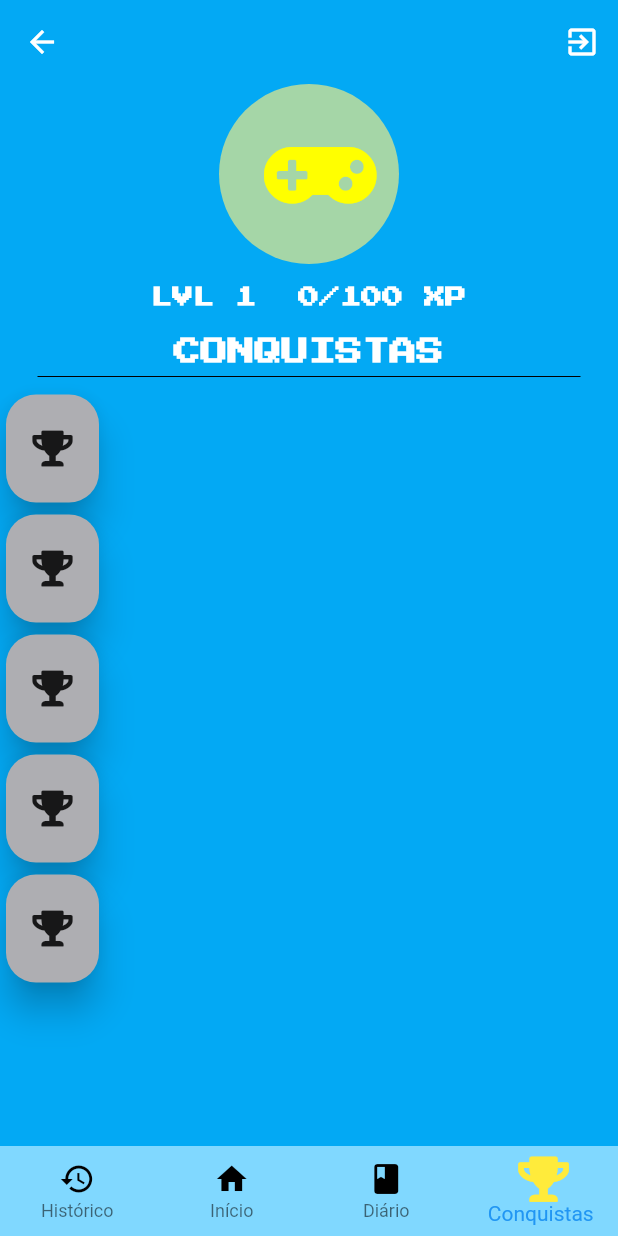
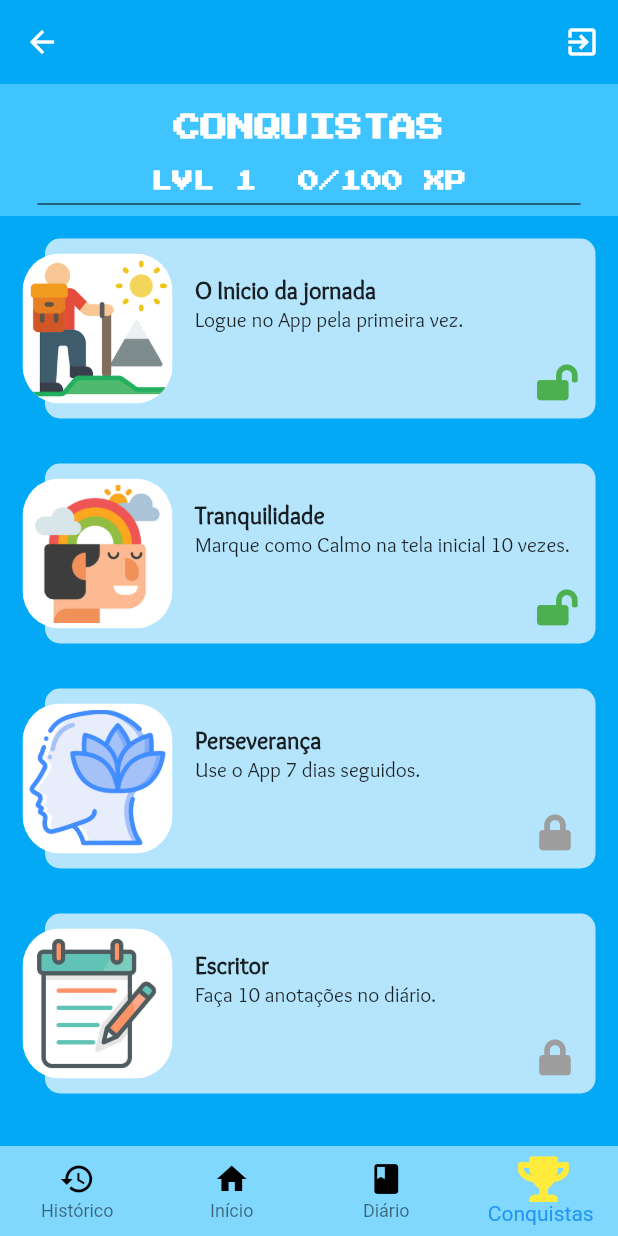
Before and after one commit to PauloRob8/AnxietyApp, a Flutter app: the HomePage screen opened directly, item 4 of the bottom bar chosen, on a phone screen of 412 x 824 dp. Run offline on Flutter 3.47's test engine with Material 2 defaults, Android fonts, the phone set to English and light mode, and no system bars; our stand-ins replace firebase_auth, firebase_core, flare_flutter, flutter_bloc, flutter_spinkit, font_awesome_flutter and 1 more; missing offline and left inert: hasura_connect; accounts and stored records are empty; Roboto replaces fonts that are missing (Ubuntu).

Commit message:
Add achievements page

```diff
--- /dev/null
+++ b/lib/models/achievement_model.dart
@@ -0,0 +1,15 @@
+class AchievementModel {
+  String title;
+  String description;
+  bool unlocked;
+  String date;
+  String imagePath;
+
+  AchievementModel({
+    required this.title,
+    required this.description,
+    required this.unlocked,
+    required this.date,
+    required this.imagePath,
+  });
+}
--- a/lib/pages/achievements/achievements_page.dart
+++ b/lib/pages/achievements/achievements_page.dart
@@ -1,3 +1,4 @@
+import 'package:anxiety_app/models/achievement_model.dart';
 import 'package:flutter/material.dart';
 import 'package:font_awesome_flutter/font_awesome_flutter.dart';
 
@@ -9,6 +10,37 @@ class AchievementsPage extends StatefulWidget {
 }
 
 class _AchievementsState extends State<AchievementsPage> {
+  final list = [
+    AchievementModel(
+      title: 'O Inicio da jornada',
+      description: 'Logue no App pela primeira vez.',
+      unlocked: true,
+      date: '',
+      imagePath: 'assets/images/adventureIcon02.png',
+    ),
+    AchievementModel(
+      title: 'Tranquilidade',
+      description: 'Marque como Calmo na tela inicial 10 vezes.',
+      unlocked: true,
+      date: '',
+      imagePath: 'assets/images/relief_icon.jpeg',
+    ),
+    AchievementModel(
+      title: 'Perseverança',
+      description: 'Use o App 7 dias seguidos.',
+      unlocked: false,
+      date: '',
+      imagePath: 'assets/images/calmIcon.png',
+    ),
+    AchievementModel(
+      title: 'Escritor',
+      description: 'Faça 10 anotações no diário.',
+      unlocked: false,
+      date: '',
+      imagePath: 'assets/images/notepad_icon.png',
+    ),
+  ];
+
   @override
   void initState() {
     super.initState();
@@ -17,28 +49,22 @@ class _AchievementsState extends State<AchievementsPage> {
   }
 
   @override
-  void didChangeDependencies() {
-    super.didChangeDependencies();
-
-    //
-  }
-
-  @override
   Widget build(BuildContext context) => SafeArea(
         child: Column(
-          mainAxisSize: MainAxisSize.max,
           crossAxisAlignment: CrossAxisAlignment.stretch,
           children: [
-            _trophyIcon(),
-            Text(
-              'LVL 1  0/100 XP',
-              textAlign: TextAlign.center,
-              style: TextStyle(
-                fontWeight: FontWeight.bold,
-                fontFamily: 'PressStart2P',
-                color: Colors.white,
-              ),
+            _makeHeader(),
+            Expanded(
+              child: _makeAchievementsList(),
             ),
+          ],
+        ),
+      );
+
+  Widget _makeHeader() => Container(
+        color: Colors.lightBlueAccent,
+        child: Column(
+          children: [
             const SizedBox(height: 20.0),
             Text(
               'CONQUISTAS',
@@ -50,56 +76,133 @@ class _AchievementsState extends State<AchievementsPage> {
                 fontFamily: 'PressStart2P',
               ),
             ),
+            const SizedBox(height: 20.0),
+            Text(
+              'LVL 1  0/100 XP',
+              textAlign: TextAlign.center,
+              style: TextStyle(
+                fontWeight: FontWeight.bold,
+                fontFamily: 'PressStart2P',
+                color: Colors.white,
+              ),
+            ),
             Divider(
               indent: 25.0,
               endIndent: 25.0,
               color: Colors.black,
             ),
-            Expanded(
-              child: _makeAchievementsList(),
-            ),
           ],
         ),
       );
 
-  Widget _trophyIcon() => Padding(
-        padding: const EdgeInsets.only(bottom: 15.0),
+  Widget _makeAchievementsList() => ListView.builder(
+        itemBuilder: (context, index) => _makeAchievementCard(
+          list[index],
+        ),
+        itemCount: list.length,
+      );
+
+  Widget _makeAchievementCard(
+    AchievementModel achievementModel,
+  ) =>
+      Stack(
+        alignment: AlignmentDirectional.centerStart,
+        children: [
+          Padding(
+            padding: const EdgeInsets.only(
+              left: 30.0,
+              right: 15.0,
+              bottom: 15.0,
+              top: 15.0,
+            ),
+            child: Row(
+              children: [
+                Expanded(
+                  child: Container(
+                    decoration: BoxDecoration(
+                      color: Colors.white70,
+                      borderRadius: BorderRadius.circular(
+                        10.0,
+                      ),
+                    ),
+                    height: 120.0,
+                    child: Padding(
+                      padding: const EdgeInsets.only(
+                        top: 25.0,
+                        left: 100.0,
+                      ),
+                      child: Column(
+                        crossAxisAlignment: CrossAxisAlignment.stretch,
+                        children: [
+                          Text(
+                            achievementModel.title,
+                            textAlign: TextAlign.start,
+                            style: TextStyle(
+                              fontWeight: FontWeight.bold,
+                              fontSize: 16.0,
+                              fontFamily: 'Overlock',
+                            ),
+                          ),
+                          Expanded(
+                            child: Text(
+                              achievementModel.description,
+                              textAlign: TextAlign.start,
+                              style: TextStyle(
+                                fontSize: 14.0,
+                                fontFamily: 'Overlock',
+                              ),
+                            ),
+                          ),
+                          Align(
+                            alignment: Alignment.bottomRight,
+                            child: Padding(
+                              padding: const EdgeInsets.only(
+                                bottom: 12.0,
+                                right: 15.0,
+                              ),
+                              child: Icon(
+                                achievementModel.unlocked
+                                    ? FontAwesomeIcons.lockOpen
+                                    : FontAwesomeIcons.lock,
+                                color: achievementModel.unlocked
+                                    ? Colors.green
+                                    : Colors.grey,
+                              ),
+                            ),
+                          ),
+                        ],
+                      ),
+                    ),
+                  ),
+                ),
+              ],
+            ),
+          ),
+          _achievementImage(achievementModel),
+        ],
+      );
+
+  Widget _achievementImage(
+    AchievementModel achievement,
+  ) =>
+      Padding(
+        padding: const EdgeInsets.only(left: 15.0),
         child: SizedBox(
-          height: 120.0,
-          width: 120.0,
-          child: CircleAvatar(
-            backgroundColor: Colors.green[200],
-            child: Icon(
-              FontAwesomeIcons.gamepad,
-              color: Colors.yellowAccent,
-              size: 60.0,
+          height: 100.0,
+          width: 100.0,
+          child: ClipRRect(
+            borderRadius: BorderRadius.circular(25.0),
+            child: Container(
+              color: Colors.white,
+              child: Padding(
+                padding: const EdgeInsets.all(4.0),
+                child: Image.asset(
+                  achievement.imagePath,
+                ),
+              ),
             ),
           ),
         ),
-      );
-
-  Widget _makeAchievementsList() => ListView.builder(
-        itemBuilder: (context, index) => _makeAchievementCard(),
-        itemCount: 5,
-      );
-
-  Widget _makeAchievementCard() => Row(
-        children: [
-          SizedBox(
-            height: 80.0,
-            width: 70.0,
-            child: Card(
-              elevation: 10.0,
-              shape: RoundedRectangleBorder(
-                borderRadius: BorderRadius.circular(20.0),
-              ),
-              color: Color.fromARGB(255, 174, 174, 178),
-              child: Icon(
-                FontAwesomeIcons.trophy,
-              ),
-            ),
-          )
-        ],
       );
 
   @override
--- a/lib/pages/home/home_page.dart
+++ b/lib/pages/home/home_page.dart
@@ -183,12 +183,13 @@ class _HomePageState extends State<HomePage> with TickerProviderStateMixin {
         ),
       );
 
-  Widget _dialogCard(HomeState state) => SlideTransition(
-        position: Tween<Offset>(
-          begin: Offset(-1, 0),
-          end: Offset.zero,
-        ).animate(_animationController),
-        child: _getDialogCard(state),
+  Widget _dialogCard(HomeState state) => AnimatedCrossFade(
+        firstChild: _getDialogCard(state),
+        secondChild: _getDialogCard(state),
+        crossFadeState: CrossFadeState.showFirst,
+        duration: Duration(
+          milliseconds: 300,
+        ),
       );
 
   Widget _getDialogCard(HomeState state) {
--- a/lib/widgets/dialog_cards/anxious_card_widget.dart
+++ b/lib/widgets/dialog_cards/anxious_card_widget.dart
@@ -34,6 +34,7 @@ class AnxiousCardWidget extends StatelessWidget {
                   '\n\nAumenta-a e depois a diminua-a quando estiver se sentindo mais calmo.',
                   textAlign: TextAlign.center,
                   style: TextStyle(
+                    fontFamily: 'Overlock',
                     color: Colors.black,
                     fontSize: 16.0,
                   ),
--- a/lib/widgets/dialog_cards/calm_card_widget.dart
+++ b/lib/widgets/dialog_cards/calm_card_widget.dart
@@ -35,6 +35,7 @@ class CalmCardWidget extends StatelessWidget {
                   'sobre o que lhe fez bem hoje.',
                   textAlign: TextAlign.center,
                   style: TextStyle(
+                    fontFamily: 'Overlock',
                     color: Colors.black,
                     fontSize: 16.0,
                   ),
```
Also changed, not shown: assets/images/adventureIcon01.png (added), assets/images/adventureIcon02.png (added), assets/images/calmIcon.png (added).
